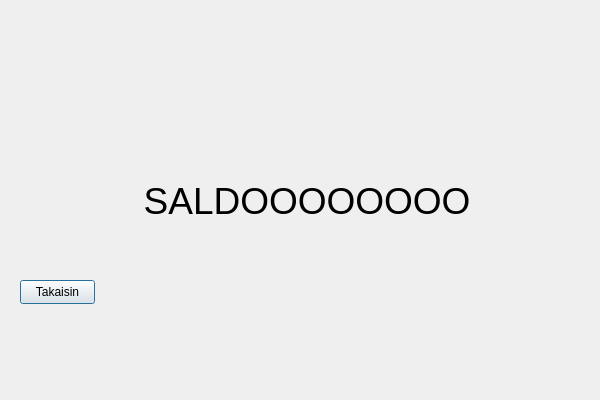
Before: the Qt Designer form frontend/balancewindow.ui in 22kmo-project/group_3, drawn with Qt 5.
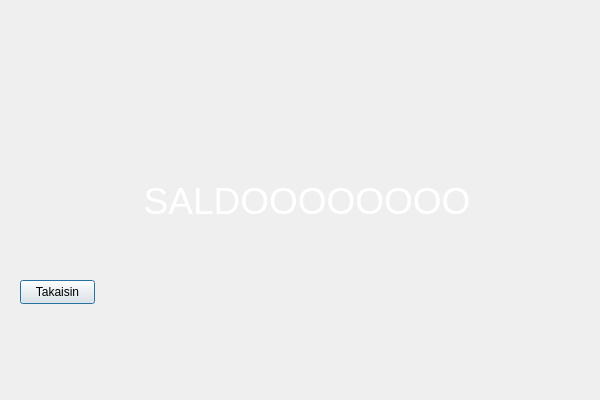
After: the same form once the commit is applied. Icons and pictures are not drawn.

```diff
--- a/frontend/balancewindow.ui
+++ b/frontend/balancewindow.ui
@@ -13,6 +13,11 @@
   <property name="windowTitle">
    <string>Dialog</string>
   </property>
+  <property name="styleSheet">
+   <string notr="true">QLabel {
+color: white;
+}</string>
+  </property>
   <widget class="QLabel" name="label_12">
    <property name="geometry">
     <rect>
```
